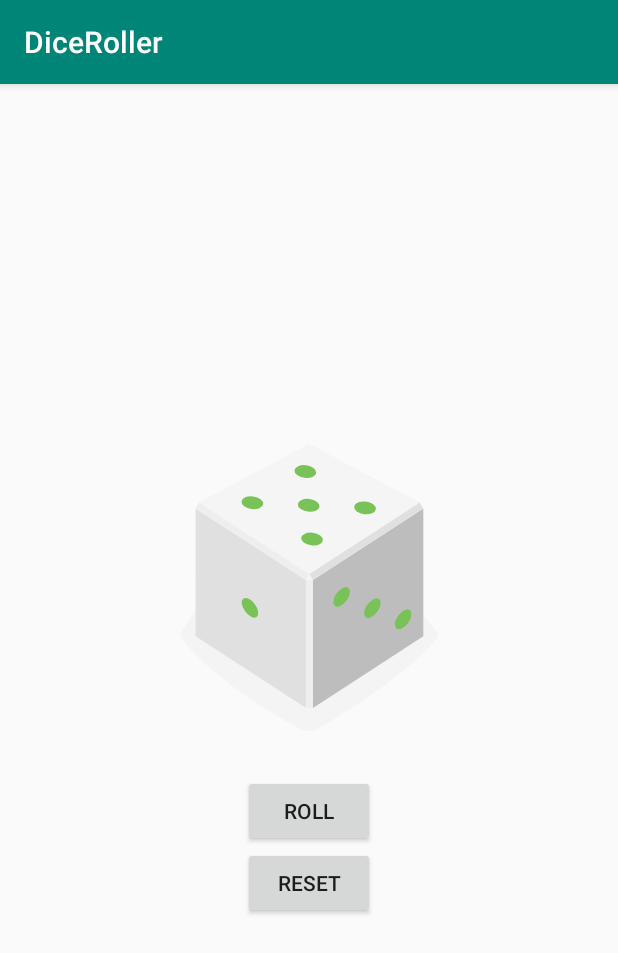
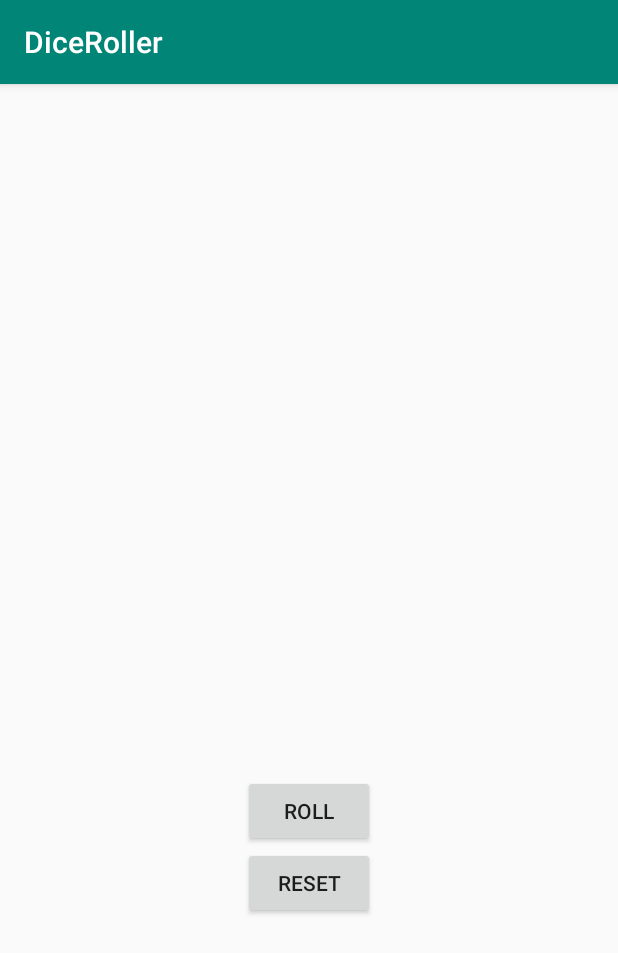
Before and after one commit to maisorawit/DiceRoller, an Android app: the screen it shows after launch (MainActivity), after a tap on "RESET", on a phone screen of 412 x 824 dp. Shown: the top 953 px of the screen. Run offline under Robolectric (Android 15) with nearby library versions, the phone set to English and light mode, and no system bars; 1 other tap on this screen came first.

Commit message:
Reset Dice Image

```diff
--- a/app/src/main/java/buu/informatics/s59160135/diceroller/MainActivity.kt
+++ b/app/src/main/java/buu/informatics/s59160135/diceroller/MainActivity.kt
@@ -29,7 +29,7 @@ class MainActivity : AppCompatActivity() {
     }
 
     private fun resetDice(){
-
+        diceImage.setImageResource(R.drawable.empty_dice)
     }
 
     private fun rollDice(){
```
